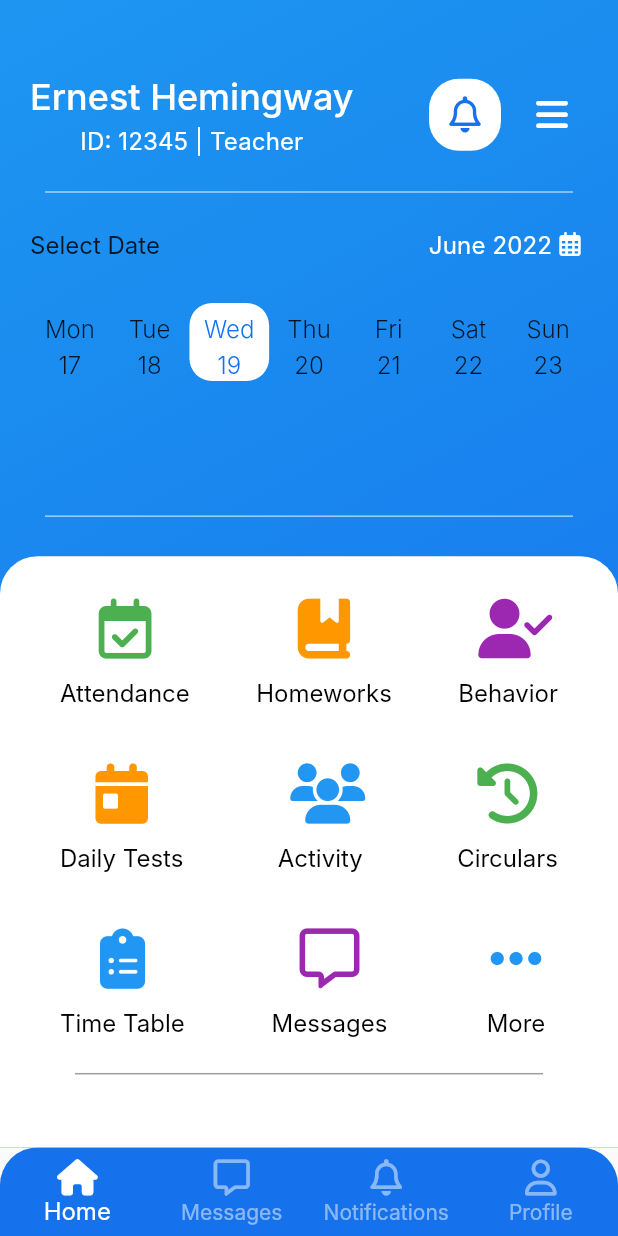
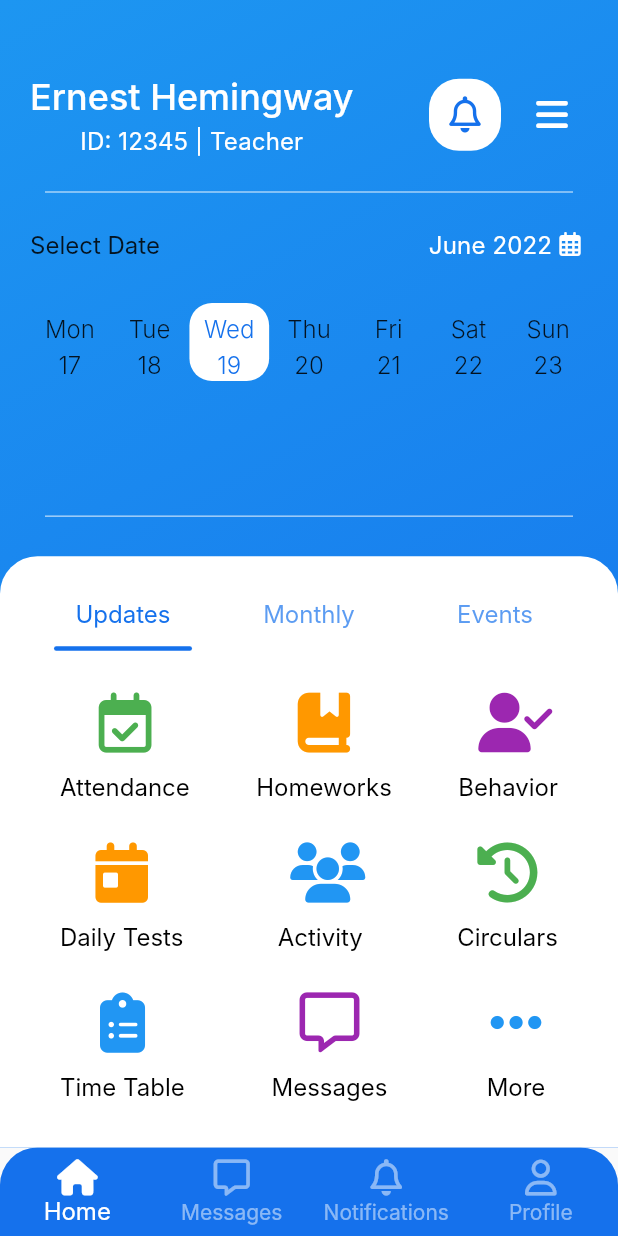
Before and after one commit to MohadesehHakimi/school_management, a Flutter app: the screen it shows after launch, on a phone screen of 412 x 824 dp. Run offline on Flutter 3.47's test engine with Material 2 defaults, Android fonts, the phone set to English and light mode, and no system bars; drawn by our look-alikes of table_calendar; our stand-ins replace font_awesome_flutter; Roboto replaces fonts that are missing (Inter).

Commit message:
feat: add tab bar to home page with 3 tabs

```diff
--- a/lib/screens/teacher_home_page.dart
+++ b/lib/screens/teacher_home_page.dart
@@ -4,8 +4,31 @@ import 'package:font_awesome_flutter/font_awesome_flutter.dart';
 import '../widgets/display_info_appbar.dart';
 import '../widgets/bottom_navigation_bar.dart';
 
-class TeacherHomePage extends StatelessWidget {
+class TeacherHomePage extends StatefulWidget {
   const TeacherHomePage({super.key});
+
+  @override
+  State<TeacherHomePage> createState() => _TeacherHomePageState();
+}
+
+class _TeacherHomePageState extends State<TeacherHomePage> with SingleTickerProviderStateMixin{
+
+  late final TabController _tabController;
+
+  @override
+  void initState() {
+    _tabController = TabController(
+      length: 3,
+      vsync: this,
+    );
+    super.initState();
+  }
+
+  @override
+  void dispose() {
+    _tabController.dispose();
+    super.dispose();
+  }
 
   @override
   Widget build(BuildContext context) {
@@ -43,6 +66,30 @@ class TeacherHomePage extends StatelessWidget {
                   physics: const BouncingScrollPhysics(),
                   child: Column(
                     children: [
+                      TabBar(
+                        padding: const EdgeInsets.only(top: 15.0),
+                        indicator: UnderlineTabIndicator(
+                          borderRadius: BorderRadius.circular(10.0),
+                          borderSide: BorderSide(
+                            width: 3.0,
+                            color: Theme.of(context).colorScheme.primary,
+                          ),
+                          insets: const EdgeInsets.symmetric(horizontal: 16.0),
+                        ),
+                        labelColor: Theme.of(context).colorScheme.primary,
+                        labelStyle: Theme.of(context).textTheme.bodyMedium,
+                        controller: _tabController,
+                        tabs: const [
+                          Tab(text: 'Updates',),
+                          Tab(text: 'Monthly'),
+                          Tab(text: 'Events'),
+                        ],
+                      ),
+                      SizedBox(
+                        height: MediaQuery.of(context).size.height * 0.5,
+                        child: TabBarView(
+                          controller: _tabController,
+                          children: [
                             Container(
                               padding: const EdgeInsets.all(20.0),
                               child: Column(
@@ -70,7 +117,7 @@ class TeacherHomePage extends StatelessWidget {
                                       ),
                                     ],
                                   ),
-                          const SizedBox(height: 30.0,),
+                                  const SizedBox(height: 20.0,),
                                   Row(
                                     mainAxisAlignment: MainAxisAlignment.spaceBetween,
                                     children: [
@@ -94,7 +141,7 @@ class TeacherHomePage extends StatelessWidget {
                                       ),
                                     ],
                                   ),
-                          const SizedBox(height: 30.0,),
+                                  const SizedBox(height: 20.0,),
                                   Row(
                                     mainAxisAlignment: MainAxisAlignment.spaceBetween,
                                     children: [
@@ -127,6 +174,11 @@ class TeacherHomePage extends StatelessWidget {
                                   ),
                                 ],
                               ),
+                            ),
+                            const Text('Monthly'),
+                            const Text('Events')
+                          ]
+                        ),
                       )
                     ],
                   ),
@@ -139,6 +191,7 @@ class TeacherHomePage extends StatelessWidget {
     );
   }
 }
+
 
 Column _buildIconAndLabelColumn(
     BuildContext context,
```
Lines whose indentation alone changed are shown as unchanged.
